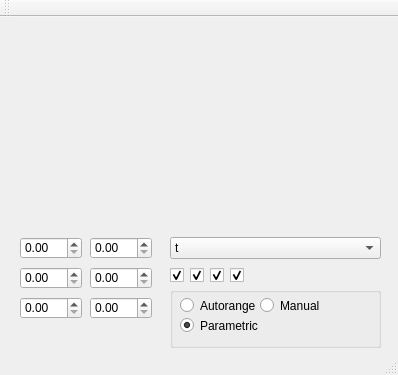
The window that mainwindow.ui (MASA-Dearborn/GUI2018-19) describes before a commit, drawn with Qt 5.
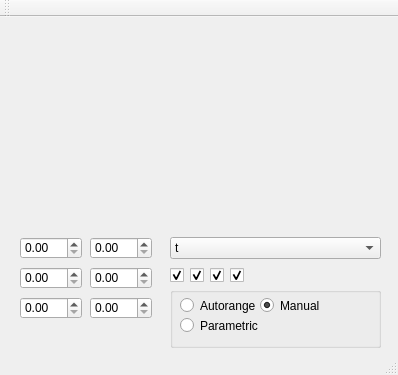
The same window after the commit. Custom widgets are drawn as their Qt base class.

Commit message: Parametric scaling working but needs improvements. Doesn't update without manual reselection and has the graphs hardcoded in currently.

What changed in the file:
```diff
--- a/mainwindow.ui
+++ b/mainwindow.ui
@@ -132,7 +132,7 @@
       <string>Manual</string>
      </property>
      <property name="checked">
-      <bool>false</bool>
+      <bool>true</bool>
      </property>
     </widget>
     <widget class="QRadioButton" name="parametric">
@@ -148,7 +148,7 @@
       <string>Parametric</string>
      </property>
      <property name="checked">
-      <bool>true</bool>
+      <bool>false</bool>
      </property>
     </widget>
    </widget>
```
The commit also changes 2 other files.
